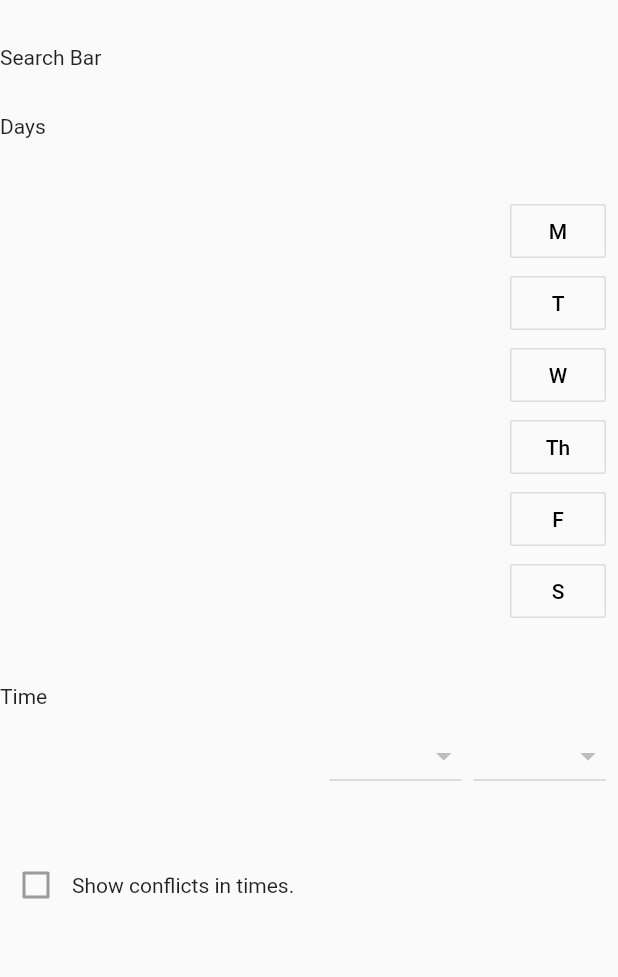
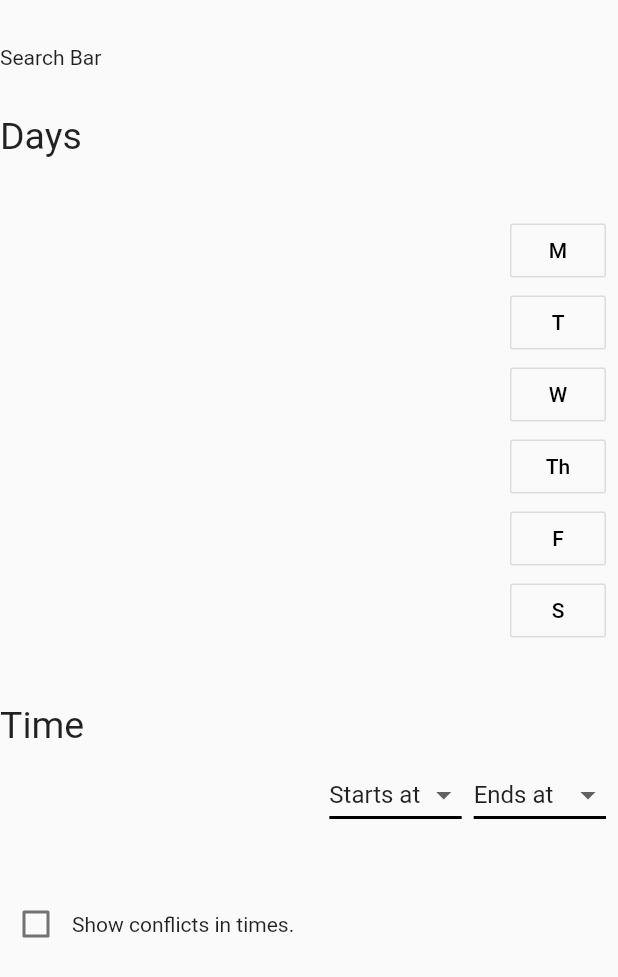
Before and after one commit to lyds214/Project-University-Scheduling, a Flutter app: the Browse widget shown alone on an empty page, opened directly, on a phone screen of 412 x 824 dp. Shown: the top 977 px of the screen. Run offline on Flutter 3.47's test engine with Material 2 defaults, Android fonts, the phone set to English and light mode, and no system bars.

Commit message:
Added dropdown button functionality

```diff
--- a/myapp/lib/plan/left.dart
+++ b/myapp/lib/plan/left.dart
@@ -9,7 +9,7 @@ enum View { browse, schedule, ratings }
 
 class Left extends StatefulWidget {
   @override
-  State<StatefulWidget> createState() => LeftState();
+  LeftState createState() => LeftState();
 }
 
 class LeftState extends State<Left> {
--- a/myapp/lib/plan/left_views/browse.dart
+++ b/myapp/lib/plan/left_views/browse.dart
@@ -6,6 +6,11 @@ bool _wednesdayPressed = false;
 bool _thursdayPressed = false;
 bool _fridayPressed = false;
 bool _saturdayPressed = false;
+
+String startsAt = 'Starts at';
+String endsAt = 'Ends at';
+
+bool check = false;
 
 class Browse extends StatefulWidget {
   @override
@@ -21,7 +26,10 @@ class BrowseState extends State<Browse> {
           SizedBox(height: 30.0),
           Text("Search Bar"),
           SizedBox(height: 30.0),
-          Text("Days"),
+          Text(
+            "Days",
+            style: TextStyle(fontSize: 25),
+          ),
           SizedBox(height: 30.0),
           ButtonBar(children: <Widget>[
             OutlineButton(
@@ -80,25 +88,64 @@ class BrowseState extends State<Browse> {
             ),
           ]),
           SizedBox(height: 30.0),
-          Text("Time"),
+          Text(
+            "Time",
+            style: TextStyle(fontSize: 25),
+          ),
           ButtonBar(
             children: <Widget>[
-              new DropdownButton(
-                  items: times.map((String time) {
-                    return new DropdownMenuItem(value: time, child: Text(time));
-                  }).toList(),
-                  onChanged: null),
-              new DropdownButton(
-                  items: times.map((String time) {
-                    return new DropdownMenuItem(value: time, child: Text(time));
-                  }).toList(),
-                  onChanged: null),
+              DropdownButton<String>(
+                value: startsAt,
+                icon: Icon(Icons.arrow_drop_down),
+                iconSize: 24,
+                underline: Container(
+                  height: 2,
+                  color: Colors.black,
+                ),
+                onChanged: (String newValue) {
+                  setState(() {
+                    startsAt = newValue;
+                  });
+                },
+                items: times.map<DropdownMenuItem<String>>((String value) {
+                  return DropdownMenuItem<String>(
+                    value: value,
+                    child: Text(value),
+                  );
+                }).toList(),
+              ),
+              DropdownButton<String>(
+                value: endsAt,
+                icon: Icon(Icons.arrow_drop_down),
+                iconSize: 24,
+                underline: Container(
+                  height: 2,
+                  color: Colors.black,
+                ),
+                onChanged: (String newValue) {
+                  setState(() {
+                    endsAt = newValue;
+                  });
+                },
+                items: times.map<DropdownMenuItem<String>>((String value) {
+                  return DropdownMenuItem<String>(
+                    value: value,
+                    child: Text(value),
+                  );
+                }).toList(),
+              )
             ],
           ),
           SizedBox(height: 30.0),
           Row(
             children: <Widget>[
-              Checkbox(value: false, onChanged: null),
+              Checkbox(
+                  value: check,
+                  onChanged: (bool newValue) {
+                    setState(() {
+                      check = !check;
+                    });
+                  }),
               Text('Show conflicts in times.')
             ],
           )
@@ -106,6 +153,8 @@ class BrowseState extends State<Browse> {
   }
 
   var times = <String>[
+    'Starts at',
+    'Ends at',
     '7:00AM',
     '7:15AM',
     '7:30AM',
```
